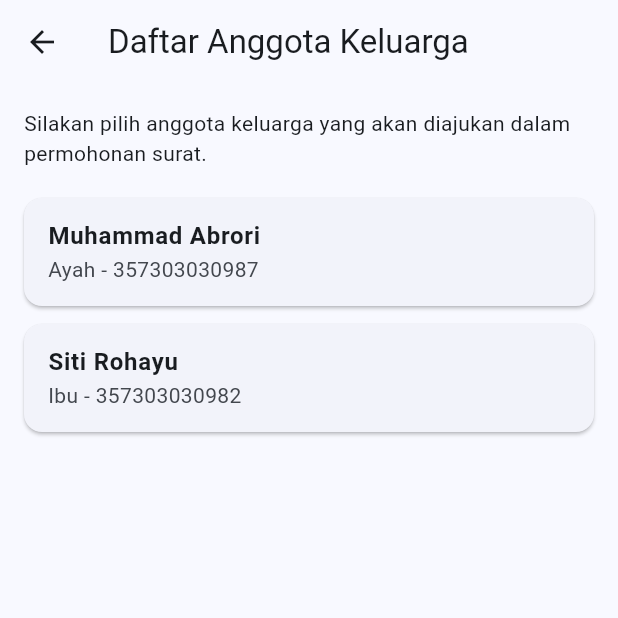
After one commit to Tech-Evolution-Nexus/sibadeanmobfix2, a Flutter app: the DaftarAnggotaKeluargaView screen opened directly, on a phone screen of 412 x 824 dp, the top half of it. The commit adds this screen. Run offline on Flutter 3.47's test engine with Material 3 defaults, Android fonts, the phone set to English and light mode, and no system bars; our stand-ins replace dio, file_picker, gap, hexcolor, image_picker, shared_preferences; accounts and stored records are empty.

Commit message:
kartu_keluarga

```diff
--- a/lib/views/dashboard_comunity/dashboard/dashboard_warga.dart
+++ b/lib/views/dashboard_comunity/dashboard/dashboard_warga.dart
@@ -1,7 +1,9 @@
 import 'package:flutter/material.dart';
+import 'package:gap/gap.dart';
 import 'package:shared_preferences/shared_preferences.dart';
 import 'package:sibadeanmob_v2_fix/models/BeritaSuratModel.dart';
 import 'package:sibadeanmob_v2_fix/models/SuratModel.dart';
+import 'package:sibadeanmob_v2_fix/views/dashboard_comunity/berita/detail_berita.dart';
 import 'package:sibadeanmob_v2_fix/views/dashboard_comunity/pengajuan/riwayat_pengajuan.dart';
 import '../../../theme/theme.dart';
 import '../pengajuan/list_surat.dart';
--- /dev/null
+++ b/lib/views/dashboard_comunity/kartu_keluarga/list_kartu_keluarga.dart
@@ -0,0 +1,67 @@
+import 'package:flutter/material.dart';
+
+class DaftarAnggotaKeluargaView extends StatelessWidget {
+  const DaftarAnggotaKeluargaView({Key? key}) : super(key: key);
+
+  @override
+  Widget build(BuildContext context) {
+    final anggotaKeluarga = [
+      {
+        'nama': 'Muhammad Abrori',
+        'hubungan': 'Ayah',
+        'nik': '357303030987',
+      },
+      {
+        'nama': 'Siti Rohayu',
+        'hubungan': 'Ibu',
+        'nik': '357303030982',
+      },
+    ];
+
+    return Scaffold(
+      appBar: AppBar(
+        title: const Text('Daftar Anggota Keluarga'),
+        leading: IconButton(
+          icon: const Icon(Icons.arrow_back),
+          onPressed: () => Navigator.pop(context),
+        ),
+      ),
+      body: Padding(
+        padding: const EdgeInsets.all(16.0),
+        child: Column(
+          crossAxisAlignment: CrossAxisAlignment.start,
+          children: [
+            const Text(
+              'Silakan pilih anggota keluarga yang akan diajukan dalam permohonan surat.',
+              style: TextStyle(fontSize: 14),
+            ),
+            const SizedBox(height: 20),
+            Expanded(
+              child: ListView.builder(
+                itemCount: anggotaKeluarga.length,
+                itemBuilder: (context, index) {
+                  final anggota = anggotaKeluarga[index];
+                  return Card(
+                    margin: const EdgeInsets.only(bottom: 12),
+                    child: ListTile(
+                      title: Text(
+                        anggota['nama']!,
+                        style: const TextStyle(fontWeight: FontWeight.bold),
+                      ),
+                      subtitle: Text(
+                        '${anggota['hubungan']} - ${anggota['nik']}',
+                      ),
+                      onTap: () {
+                        // Aksi saat dipilih, bisa arahkan ke detail atau form
+                      },
+                    ),
+                  );
+                },
+              ),
+            ),
+          ],
+        ),
+      ),
+    );
+  }
+}
--- a/pubspec.yaml
+++ b/pubspec.yaml
@@ -43,6 +43,7 @@ dependencies:
   icons_plus: ^4.0.0
   lottie: ^3.3.1
   gap: ^3.0.1
+
 
 dev_dependencies:
   flutter_test:
```
Also changed, not shown: pubspec.lock.
